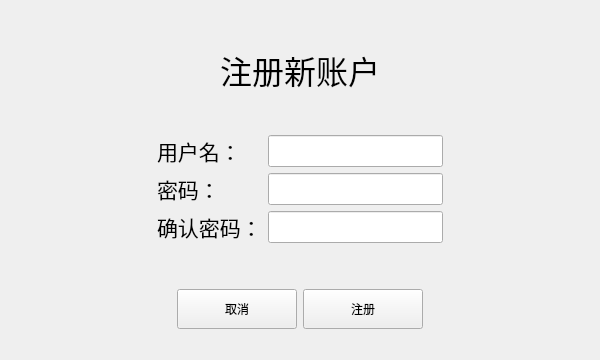
First picture: the form in signupview.ui, repository TheWeakest34/StudentManageSystem, before the edit.
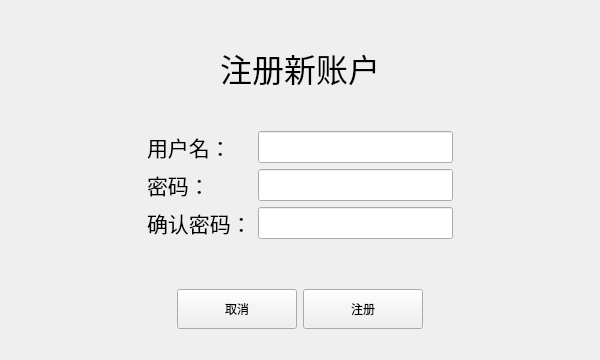
Second picture: the form after the edit.

Diff of the .ui file:
```diff
--- a/signupview.ui
+++ b/signupview.ui
@@ -70,7 +70,7 @@
        </property>
        <property name="sizeHint" stdset="0">
         <size>
-         <width>20</width>
+         <width>10</width>
          <height>20</height>
         </size>
        </property>
@@ -164,7 +164,12 @@
         </layout>
        </item>
        <item>
-        <widget class="QLabel" name="ErrorLabel_2">
+        <widget class="QLabel" name="ErrorLabel">
+         <property name="font">
+          <font>
+           <pointsize>12</pointsize>
+          </font>
+         </property>
          <property name="text">
           <string/>
          </property>
@@ -192,7 +197,7 @@
            </property>
            <property name="sizeHint" stdset="0">
             <size>
-             <width>20</width>
+             <width>30</width>
              <height>20</height>
             </size>
            </property>
@@ -246,7 +251,7 @@
            </property>
            <property name="sizeHint" stdset="0">
             <size>
-             <width>20</width>
+             <width>30</width>
              <height>20</height>
             </size>
            </property>
@@ -276,7 +281,7 @@
        </property>
        <property name="sizeHint" stdset="0">
         <size>
-         <width>20</width>
+         <width>10</width>
          <height>20</height>
         </size>
        </property>
```
Left out of the diff: 6 changed lines with no effect on the pictures.
